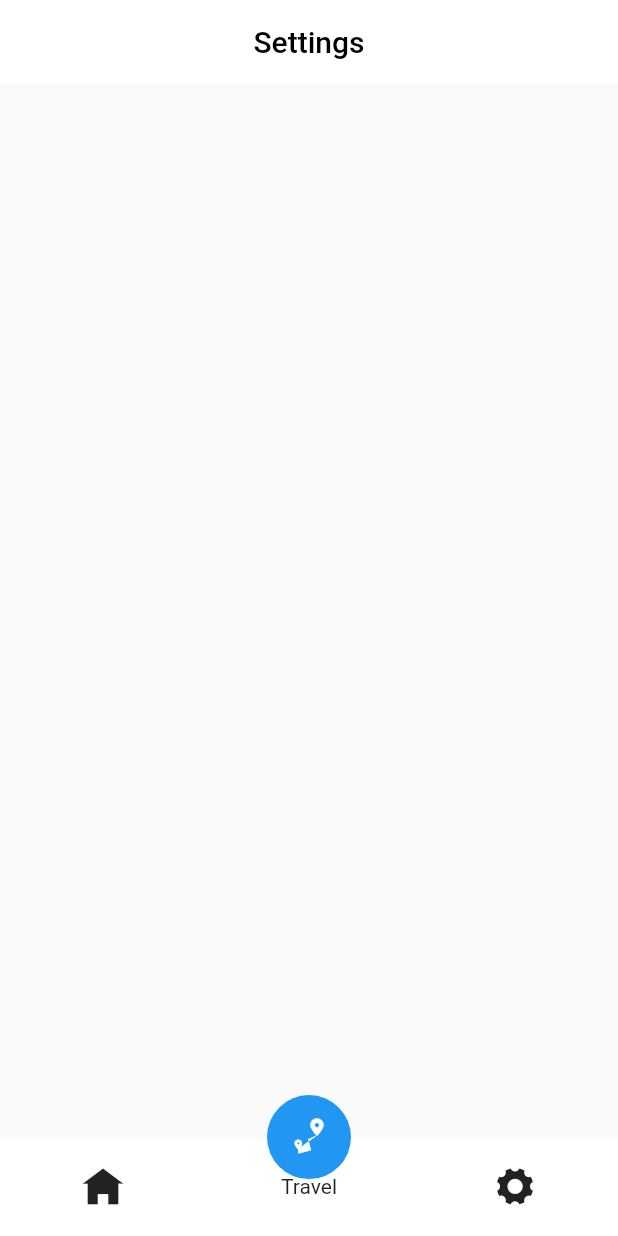
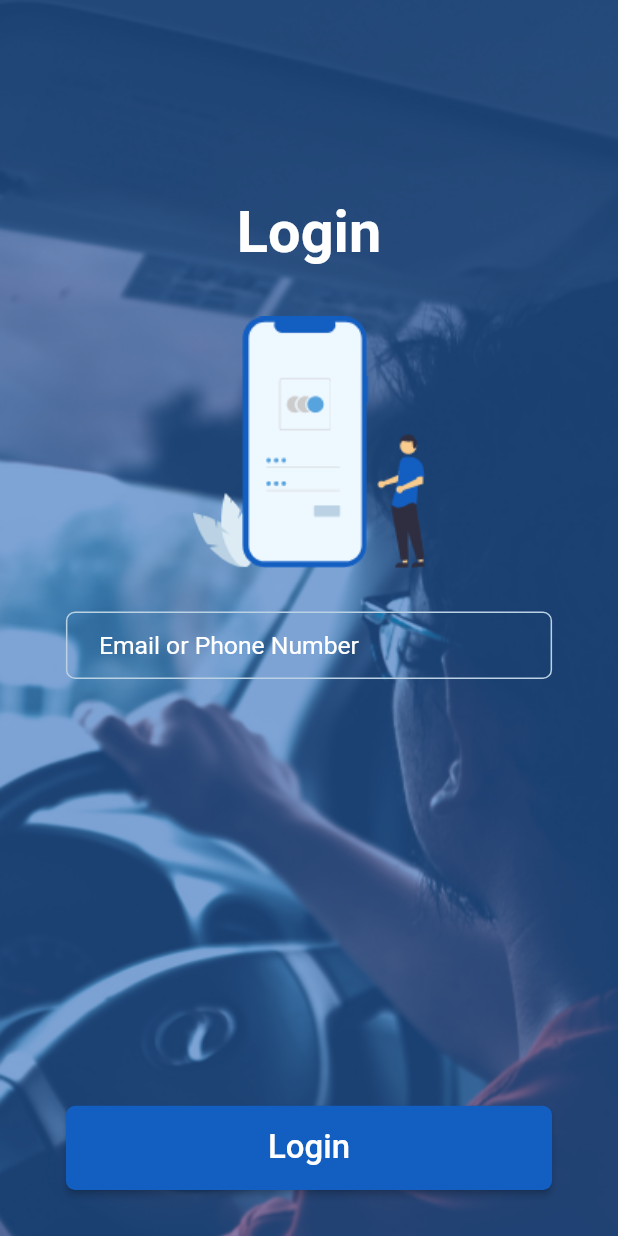
Before and after one commit to Infoshabirkhan/car_pooling_passenger, a Flutter app: the screen it shows after launch, swiped to page 3, on a phone screen of 412 x 824 dp. Run offline on Flutter 3.47's test engine with Material 2 defaults, Android fonts, the phone set to English and light mode, and no system bars; our stand-ins replace bloc, device_preview, flutter_screenutil, google_maps_flutter.

Commit message:
onBoarding

```diff
--- a/lib/Controller/cubits/bottom_navigaiton_cubit/bottom_navigation_cubit.dart
+++ b/lib/Controller/cubits/bottom_navigaiton_cubit/bottom_navigation_cubit.dart
@@ -1,7 +1,4 @@
 import 'package:bloc/bloc.dart';
-import 'package:meta/meta.dart';
-
-
 
 class BottomNavigationCubit extends Cubit<int> {
   BottomNavigationCubit(super.initialState);
--- /dev/null
+++ b/lib/View/onBording_views/onBoarding_main_screen.dart
@@ -0,0 +1,23 @@
+import 'package:car_pooling_passanger/View/onBording_views/onBoarding_screen_one.dart';
+import 'package:car_pooling_passanger/View/onBording_views/onBoarding_screen_two.dart';
+import 'package:flutter/cupertino.dart';
+import 'package:flutter/material.dart';
+
+import 'onBoarding_screen_three.dart';
+
+class OnBoardingScreen extends StatelessWidget {
+  const OnBoardingScreen({Key? key}) : super(key: key);
+
+  @override
+  Widget build(BuildContext context) {
+    return Scaffold(
+      body: PageView(
+        children: [
+          OnBoardingScreenOne(),
+          OnBoardingScreenTwo(),
+          OnBoardingScreenThree(),
+        ],
+      ),
+    );
+  }
+}
--- /dev/null
+++ b/lib/View/onBording_views/onBoarding_screen_three.dart
@@ -0,0 +1,101 @@
+import 'package:car_pooling_passanger/Model/utils/appcolors.dart';
+import 'package:flutter/cupertino.dart';
+import 'package:flutter/material.dart';
+import 'package:flutter_screenutil/flutter_screenutil.dart';
+
+import '../bottom_navigaion_views/bottom_navigaion_screen.dart';
+
+class OnBoardingScreenThree extends StatelessWidget {
+  const OnBoardingScreenThree({Key? key}) : super(key: key);
+
+  @override
+  Widget build(BuildContext context) {
+    return Scaffold(
+      body: Stack(
+        children: [
+          Container(
+            width: 1.sw,
+            height: 1.sh,
+            color: AppColors.kBlue,
+            child: Image.asset("assets/images/pageview_pic_one.png",
+                fit: BoxFit.cover),
+          ),
+          Container(
+            width: 1.sw,
+            height: 1.sh,
+            color: AppColors.kBlue.withOpacity(0.5),
+          ),
+
+          ListView(
+            padding: EdgeInsets.only(left: 40.sp,right: 40.sp),
+            children: [
+              SizedBox(height: 120.sp,),
+              Center(
+                child: Text(
+                  "Login",
+                  style: TextStyle(
+                      color: AppColors.kWhite,
+                      fontSize: 35.sp,
+                      fontWeight: FontWeight.bold),
+                ),
+              ),
+              SizedBox(height: 27.7.sp,),
+              Container(height:159.58.sp,child: Image.asset("assets/images/phone_anim_one.png",)),
+              SizedBox(height: 22.8.sp,),
+              Container(
+                height: 41.sp,
+                child: TextField(
+                  decoration: InputDecoration(
+                    hintText: "Email or Phone Number",
+                    hintStyle:  TextStyle(color: AppColors.kWhite,fontSize: 15.sp),
+                    border: OutlineInputBorder(
+                      borderRadius: BorderRadius.circular(6.r),
+                    ),
+                    enabledBorder: OutlineInputBorder(
+                      borderSide: const BorderSide(
+                        color: Color(0xFFBAD2E3),
+                      ),
+                      borderRadius: BorderRadius.circular(6.r),
+                    ),
+                    focusedBorder: OutlineInputBorder(
+                      borderSide: const BorderSide(color: Color(0xFFBAD2E3)),
+                      borderRadius: BorderRadius.circular(6.r),
+                    ),
+                    contentPadding:
+                    EdgeInsets.only(left: 20.sp, top: 10.sp, bottom: 12.sp),
+
+                  ),
+                ),
+              ),
+              SizedBox(height: 259.sp,),
+       ElevatedButton(
+    style: ElevatedButton.styleFrom(
+        fixedSize: Size(296.sp, 51.sp),
+    primary: AppColors.kBlue,
+    shape:
+    RoundedRectangleBorder(borderRadius: BorderRadius.circular(6.r)),
+    ),
+    onPressed: () {
+      Navigator.of(context).push(MaterialPageRoute(builder: (_){
+        return BottomNavigationScreen();
+      }));
+    },
+    child: Row(mainAxisAlignment: MainAxisAlignment.center, children: [
+    Expanded(
+    child: Text(
+    "Login",
+    textAlign: TextAlign.center,
+    style: TextStyle(
+    fontSize: 20.sp,
+    color: Colors.white,
+    ),
+    ),
+    ),
+    ])),
+            ],
+          ),
+        ],
+      ),
+    );
+  }
+}
--- a/lib/main.dart
+++ b/lib/main.dart
@@ -1,4 +1,5 @@
 import 'package:car_pooling_passanger/View/bottom_navigaion_views/tavel_views/travel_screen.dart';
+import 'package:car_pooling_passanger/View/splash_view/splash_screen.dart';
 import 'package:device_preview/device_preview.dart';
 import 'package:flutter/material.dart';
 import 'package:flutter/services.dart';
@@ -10,7 +11,7 @@ void main() {
   SystemChrome.setSystemUIOverlayStyle( SystemUiOverlayStyle(statusBarColor: Colors.transparent, statusBarIconBrightness: Brightness.dark));
 
   runApp(DevicePreview(
-      enabled: true,
+      enabled: false,
       builder: (BuildContext context) =>
    const MyApp()));
 
@@ -31,7 +32,7 @@ class MyApp extends StatelessWidget {
 
           primarySwatch: Colors.blue,
         ),
-        home: const BottomNavigationScreen(),
+        home: const Splashscreen(),
       ),
 
       designSize: Size(375, 812),
--- a/pubspec.yaml
+++ b/pubspec.yaml
@@ -39,7 +39,7 @@ dependencies:
   google_maps_flutter: ^2.1.6
   firebase_core: ^1.17.1
   device_preview: ^1.1.0
-
+  google_fonts: ^3.0.1
 
 
 
```
Also changed, not shown: lib/View/onBording_views/onBoarding_screen_one.dart (added, +56 -0 lines), lib/View/onBording_views/onBoarding_screen_two.dart (added, +55 -0 lines), lib/View/splash_view/splash_screen.dart (added, +53 -0 lines), assets/images/location.png (added), assets/images/pageview_pic_one.png (added), assets/images/pageview_pic_two.png (added), assets/images/phone_anim_one.png (added), assets/images/pic_three.png (added), assets/images/pic_two.png (added), assets/images/splash_circle_image.png (added), pubspec.lock.
